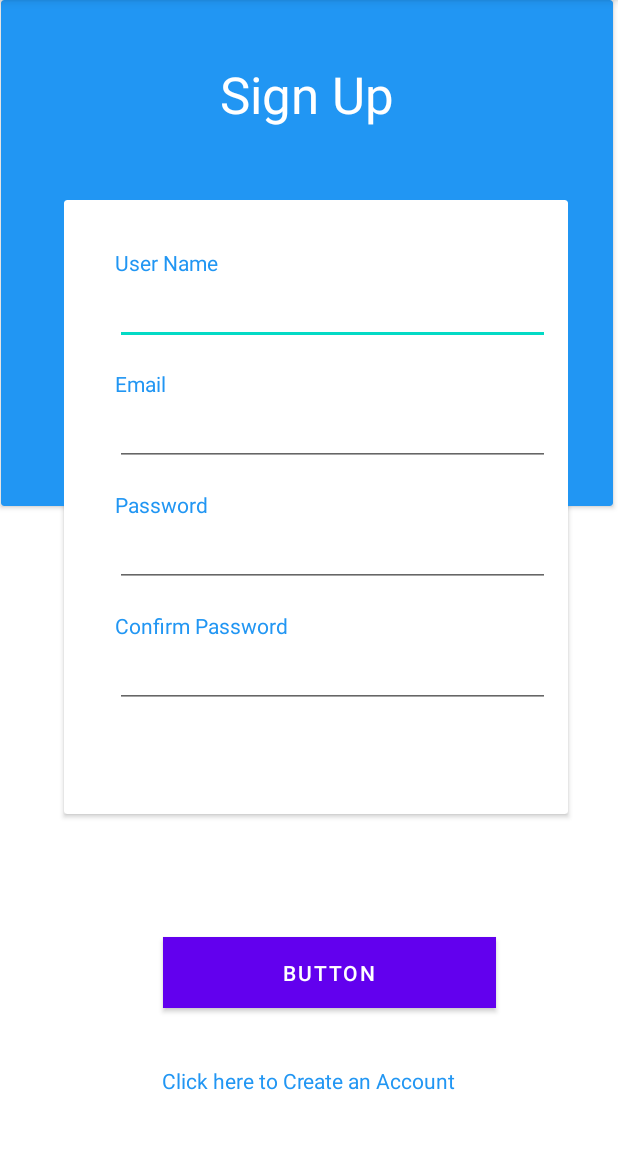
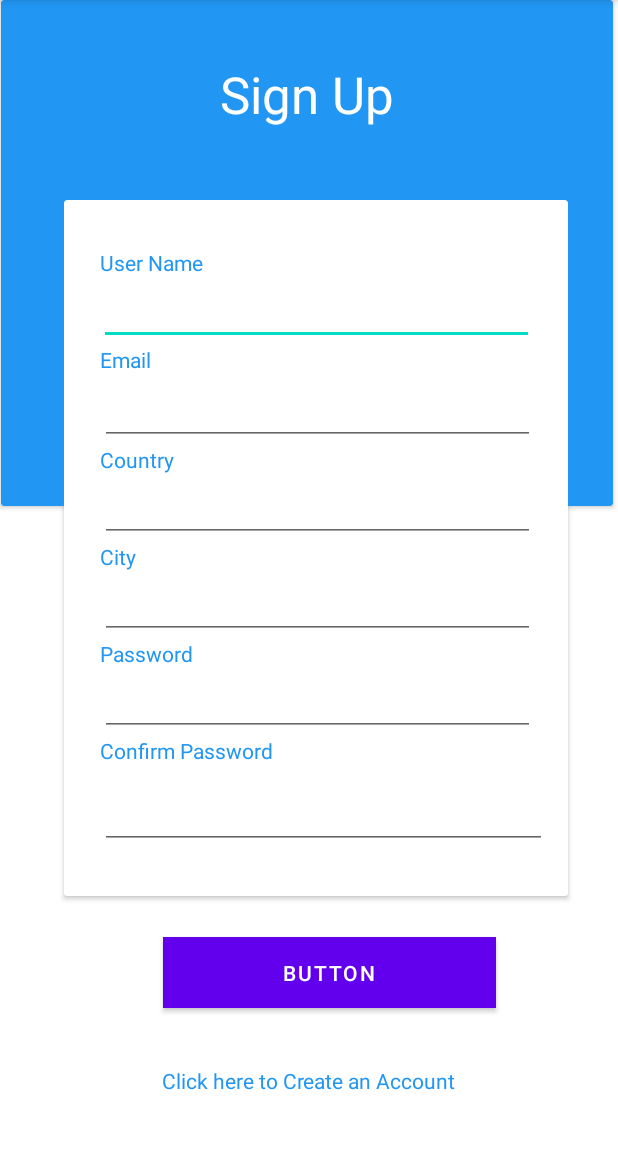
Before and after one commit to JMDev2/FileUplaod, an Android app: the CreateAccountActivity screen opened directly, with no data from a screen before it, on a phone screen of 412 x 824 dp, the part 84-1233 px from its top. Run offline under Robolectric (Android 15) with nearby library versions, the phone set to English and light mode, and no system bars; our stand-ins replace Firebase (no records; nobody signed in at launch, a user with empty details on screens opened directly).

Commit message:
This will edit the create account activity, adding the city and the country fields

```diff
--- a/app/src/main/java/com/example/fileupload/CreateAccountActivity.java
+++ b/app/src/main/java/com/example/fileupload/CreateAccountActivity.java
@@ -23,6 +23,8 @@ public class CreateAccountActivity extends AppCompatActivity implements View.OnC
     private TextView signupText;
     private EditText mUserName;
     private EditText mEmail;
+    private EditText mCountry;
+    private EditText mCity;
     private EditText mPassword;
     private EditText mConfirmPassword;
     private Button mButton;
@@ -40,6 +42,8 @@ public class CreateAccountActivity extends AppCompatActivity implements View.OnC
         signupText = (TextView) findViewById(R.id.signup_text);
         mUserName = (EditText) findViewById(R.id.signup_username);
         mEmail = (EditText) findViewById(R.id.signup_email);
+        mCountry = (EditText) findViewById(R.id.signup_country1);
+        mCity = (EditText) findViewById(R.id.signup_city);
         mPassword = (EditText) findViewById(R.id.signup_password);
         mConfirmPassword = (EditText) findViewById(R.id.signup_confirmpassword);
         mButton = (Button) findViewById(R.id.login_button);
@@ -65,6 +69,8 @@ public class CreateAccountActivity extends AppCompatActivity implements View.OnC
     private void registerUser() {
         String myUserName = mUserName.getText().toString().trim();
         String myEmail = mEmail.getText().toString().trim();
+        String myCountry = mCountry.getText().toString().trim();
+        String myCity = mCity.getText().toString().trim();
         String myPassword = mPassword.getText().toString().trim();
         String myConfirmPassword = mConfirmPassword.getText().toString().trim();
 
@@ -82,6 +88,16 @@ public class CreateAccountActivity extends AppCompatActivity implements View.OnC
             mEmail.setError("Please provide a valid email");
             mEmail.requestFocus();
             return;
+        }
+        if(myCountry.isEmpty()){
+            mCountry.setError("Country Required");
+            mCountry.requestFocus();
+        }
+
+        if(myCity.isEmpty()){
+            mCity.setError("City Required");
+            mCity.requestFocus();
+
         }
         if(myPassword.isEmpty()){
             mPassword.setError("Password is required");
--- a/app/src/main/java/com/example/fileupload/UserProfile.java
+++ b/app/src/main/java/com/example/fileupload/UserProfile.java
@@ -6,6 +6,7 @@ import android.os.Bundle;
 
 public class UserProfile extends AppCompatActivity {
 
+
     @Override
     protected void onCreate(Bundle savedInstanceState) {
         super.onCreate(savedInstanceState);
--- a/app/src/main/res/layout/activity_create_account.xml
+++ b/app/src/main/res/layout/activity_create_account.xml
@@ -46,13 +46,14 @@
                 app:layout_constraintEnd_toEndOf="parent"
                 app:layout_constraintStart_toStartOf="parent"
                 app:layout_constraintTop_toBottomOf="@+id/signup" />
+
         </androidx.constraintlayout.widget.ConstraintLayout>
     </androidx.cardview.widget.CardView>
 
     <androidx.cardview.widget.CardView
         android:id="@+id/logindetails"
         android:layout_width="336dp"
-        android:layout_height="409dp"
+        android:layout_height="464dp"
         android:layout_marginTop="133dp"
         android:layout_marginEnd="8dp"
         android:layout_marginBottom="16dp"
@@ -69,17 +70,6 @@
             app:layout_constraintBottom_toBottomOf="@+id/textView8"
             app:layout_constraintTop_toBottomOf="@+id/textView8">
 
-            <TextView
-                android:id="@+id/user_name"
-                android:layout_width="wrap_content"
-                android:layout_height="wrap_content"
-                android:layout_marginStart="34dp"
-                android:layout_marginTop="32dp"
-                android:text="User Name"
-                android:textColor="#2196F3"
-                app:layout_constraintStart_toStartOf="parent"
-                app:layout_constraintTop_toTopOf="parent" />
-
             <EditText
                 android:id="@+id/signup_username"
                 android:layout_width="290dp"
@@ -87,73 +77,154 @@
                 android:ems="10"
                 android:inputType="textPersonName"
                 app:layout_constraintBottom_toTopOf="@+id/email"
-                app:layout_constraintEnd_toEndOf="@+id/user_name"
-                app:layout_constraintHorizontal_bias="0.0"
-                app:layout_constraintStart_toStartOf="@+id/user_name"
+                app:layout_constraintEnd_toEndOf="parent"
+                app:layout_constraintStart_toStartOf="parent"
                 app:layout_constraintTop_toBottomOf="@+id/user_name" />
 
             <TextView
-                android:id="@+id/email"
+                android:id="@+id/user_name"
                 android:layout_width="wrap_content"
                 android:layout_height="wrap_content"
-                android:layout_marginTop="16dp"
+                android:layout_marginStart="22dp"
+                android:layout_marginTop="32dp"
+                android:layout_marginEnd="242dp"
+                android:text="User Name"
+                android:textColor="#2196F3"
+                app:layout_constraintBottom_toTopOf="@+id/signup_username"
+                app:layout_constraintEnd_toEndOf="parent"
+                app:layout_constraintStart_toStartOf="parent"
+                app:layout_constraintTop_toTopOf="parent" />
+
+            <TextView
+                android:id="@+id/email"
+                android:layout_width="41dp"
+                android:layout_height="21dp"
+                android:layout_marginStart="37dp"
+                android:layout_marginEnd="284dp"
                 android:text="Email"
                 android:textColor="#2196F3"
-                app:layout_constraintStart_toStartOf="@+id/signup_username"
+                app:layout_constraintBottom_toTopOf="@+id/signup_email"
+                app:layout_constraintEnd_toEndOf="parent"
+                app:layout_constraintStart_toStartOf="parent"
                 app:layout_constraintTop_toBottomOf="@+id/signup_username" />
 
             <EditText
                 android:id="@+id/signup_email"
                 android:layout_width="290dp"
                 android:layout_height="45dp"
+                android:layout_marginStart="23dp"
+                android:layout_marginEnd="21dp"
                 android:ems="10"
                 android:inputType="textPersonName"
-                app:layout_constraintEnd_toEndOf="@+id/email"
-                app:layout_constraintHorizontal_bias="0.0"
-                app:layout_constraintStart_toStartOf="@+id/email"
+                app:layout_constraintBottom_toTopOf="@+id/textView10"
+                app:layout_constraintEnd_toEndOf="parent"
+                app:layout_constraintStart_toStartOf="parent"
                 app:layout_constraintTop_toBottomOf="@+id/email" />
+
+            <TextView
+                android:id="@+id/textView10"
+                android:layout_width="wrap_content"
+                android:layout_height="wrap_content"
+                android:layout_marginStart="23dp"
+                android:layout_marginEnd="262dp"
+                android:text="Country"
+                android:textColor="#2196F3"
+                app:layout_constraintBottom_toTopOf="@+id/signup_country1"
+                app:layout_constraintEnd_toEndOf="parent"
+                app:layout_constraintStart_toStartOf="parent"
+                app:layout_constraintTop_toBottomOf="@+id/signup_email" />
+
+            <EditText
+                android:id="@+id/signup_country1"
+                android:layout_width="290dp"
+                android:layout_height="45dp"
+                android:layout_marginStart="23dp"
+                android:layout_marginEnd="21dp"
+                android:ems="10"
+                android:inputType="textPersonName"
+                app:layout_constraintBottom_toTopOf="@+id/city"
+                app:layout_constraintEnd_toEndOf="parent"
+                app:layout_constraintStart_toStartOf="parent"
+                app:layout_constraintTop_toBottomOf="@+id/textView10" />
 
             <TextView
                 android:id="@+id/password"
                 android:layout_width="wrap_content"
                 android:layout_height="wrap_content"
-                android:layout_marginTop="16dp"
+                android:layout_marginStart="23dp"
+                android:layout_marginEnd="249dp"
                 android:text="Password"
                 android:textColor="#2196F3"
-                app:layout_constraintStart_toStartOf="@+id/signup_email"
-                app:layout_constraintTop_toBottomOf="@+id/signup_email" />
+                app:layout_constraintBottom_toTopOf="@+id/signup_password"
+                app:layout_constraintEnd_toEndOf="parent"
+                app:layout_constraintStart_toStartOf="parent"
+                app:layout_constraintTop_toBottomOf="@+id/signup_city" />
 
             <EditText
                 android:id="@+id/signup_password"
                 android:layout_width="290dp"
                 android:layout_height="45dp"
+                android:layout_marginStart="24dp"
+                android:layout_marginEnd="22dp"
                 android:ems="10"
                 android:inputType="textPersonName"
-                app:layout_constraintEnd_toEndOf="@+id/password"
-                app:layout_constraintHorizontal_bias="0.0"
-                app:layout_constraintStart_toStartOf="@+id/password"
+                app:layout_constraintBottom_toTopOf="@+id/confirmpassword"
+                app:layout_constraintEnd_toEndOf="parent"
+                app:layout_constraintStart_toStartOf="parent"
                 app:layout_constraintTop_toBottomOf="@+id/password" />
 
             <TextView
                 android:id="@+id/confirmpassword"
                 android:layout_width="wrap_content"
                 android:layout_height="wrap_content"
-                android:layout_marginTop="16dp"
                 android:text="Confirm Password"
                 android:textColor="#2196F3"
-                app:layout_constraintStart_toStartOf="@+id/signup_password"
+                app:layout_constraintBottom_toTopOf="@+id/signup_confirmpassword"
+                app:layout_constraintEnd_toEndOf="parent"
+                app:layout_constraintHorizontal_bias="0.109"
+                app:layout_constraintStart_toStartOf="parent"
                 app:layout_constraintTop_toBottomOf="@+id/signup_password" />
 
             <EditText
                 android:id="@+id/signup_confirmpassword"
+                android:layout_width="298dp"
+                android:layout_height="56dp"
+                android:layout_marginStart="16dp"
+                android:ems="10"
+                android:inputType="textPersonName"
+                app:layout_constraintEnd_toEndOf="parent"
+                app:layout_constraintHorizontal_bias="0.363"
+                app:layout_constraintStart_toStartOf="parent"
+                app:layout_constraintTop_toBottomOf="@+id/confirmpassword" />
+
+            <TextView
+                android:id="@+id/city"
+                android:layout_width="wrap_content"
+                android:layout_height="wrap_content"
+                android:layout_marginStart="24dp"
+                android:layout_marginEnd="288dp"
+                android:text="City"
+                android:textColor="#2196F3"
+                app:layout_constraintBottom_toTopOf="@+id/signup_city"
+                app:layout_constraintEnd_toEndOf="parent"
+                app:layout_constraintStart_toStartOf="parent"
+                app:layout_constraintTop_toBottomOf="@+id/signup_country1" />
+
+            <EditText
+                android:id="@+id/signup_city"
                 android:layout_width="290dp"
                 android:layout_height="45dp"
+                android:layout_marginStart="24dp"
+                android:layout_marginTop="-5dp"
+                android:layout_marginEnd="21dp"
                 android:ems="10"
                 android:inputType="textPersonName"
-                app:layout_constraintEnd_toEndOf="@+id/confirmpassword"
+                app:layout_constraintBottom_toTopOf="@+id/password"
+                app:layout_constraintEnd_toEndOf="parent"
                 app:layout_constraintHorizontal_bias="0.0"
-                app:layout_constraintStart_toStartOf="@+id/confirmpassword"
-                app:layout_constraintTop_toBottomOf="@+id/confirmpassword" />
+                app:layout_constraintStart_toStartOf="parent"
+                app:layout_constraintTop_toBottomOf="@+id/city" />
+
         </androidx.constraintlayout.widget.ConstraintLayout>
 
     </androidx.cardview.widget.CardView>
```
